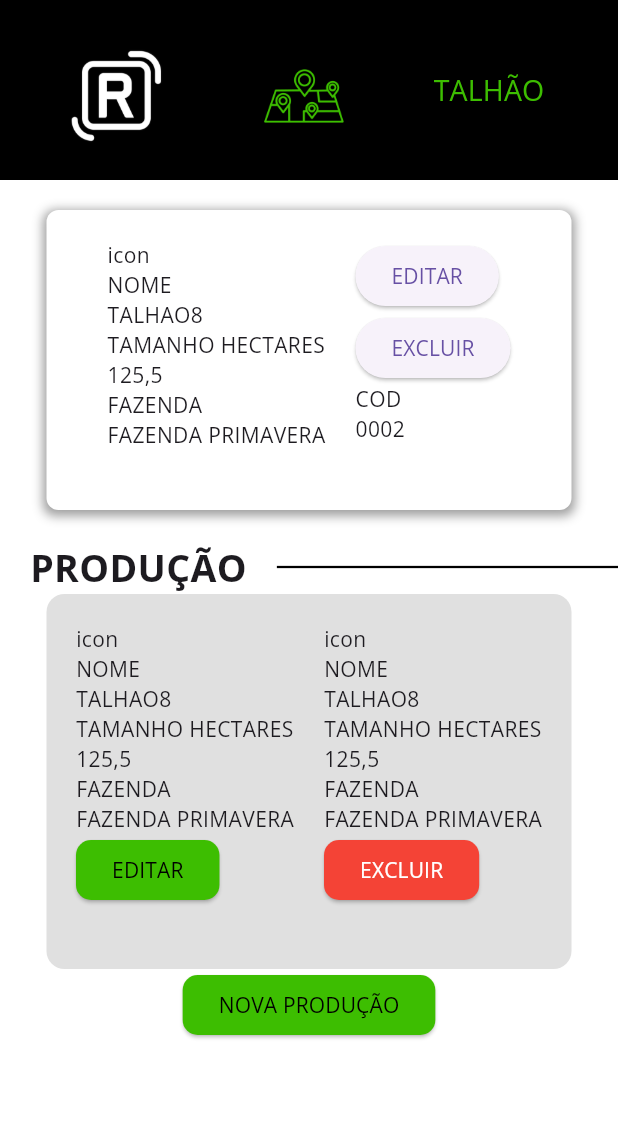
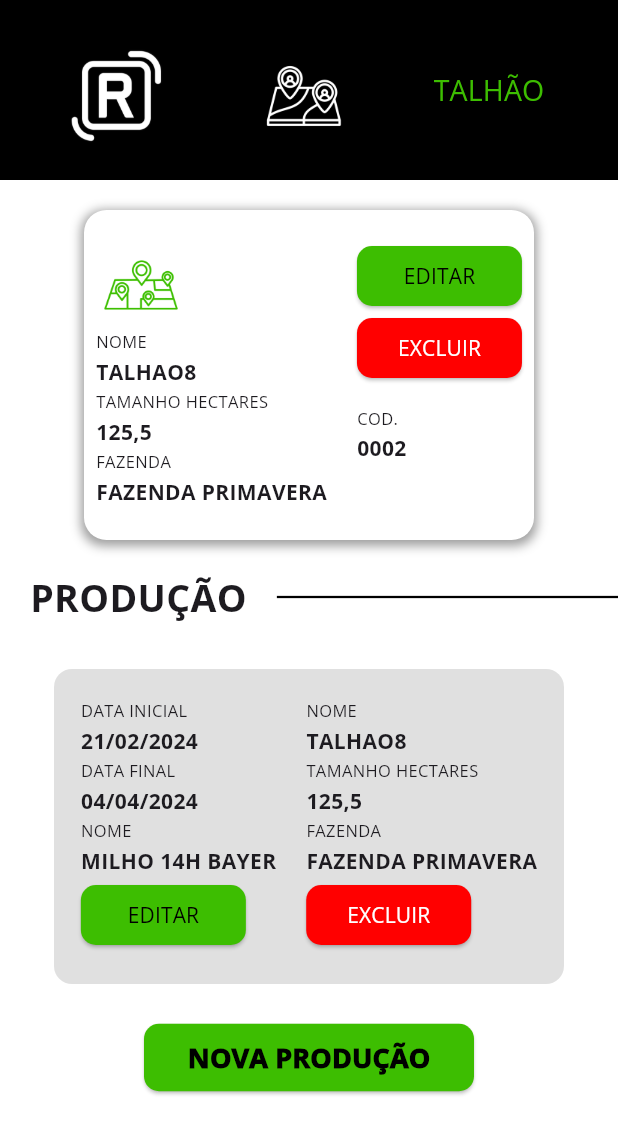
Before and after one commit to juliaevangelista/rurallstrongmobile, a Flutter app: the TalhaoConfigTela screen opened directly, on a phone screen of 412 x 824 dp. Shown: the top 1134 px of the screen. Run offline on Flutter 3.47's test engine with Material 3 defaults, Android fonts, the light colour scheme and no system bars; our stand-ins replace cloud_firestore, firebase_auth, firebase_core, firebase_database, firebase_storage, flutter_datetime_picker_plus and 2 more; accounts and stored records are empty; network calls fail.

Commit message:
organizacao das pastas

```diff
--- a/lib/main.dart
+++ b/lib/main.dart
@@ -3,7 +3,7 @@ import 'package:firebase_auth/firebase_auth.dart';
 import 'package:firebase_core/firebase_core.dart';
 import 'package:flutter/material.dart';
 import 'package:rurallstrong/telas/inicio_tela.dart';
-import 'package:rurallstrong/telas/login_tela.dart';
+import 'package:rurallstrong/telas/login/login_tela.dart';
 import 'package:rurallstrong/firebase_options.dart';
 
 void main() async {
--- a/lib/telas/armadilhas_tela.dart
+++ b/lib/telas/armadilhas/armadilhas_tela.dart
@@ -1,5 +1,5 @@
 import 'package:flutter/material.dart';
-import 'package:rurallstrong/telas/form_armadilha_tela.dart';
+import 'package:rurallstrong/telas/armadilhas/form_armadilha_tela.dart';
 import 'package:rurallstrong/telas/telateste.dart';
 import 'package:rurallstrong/controllers/geolocalizacao_controller.dart';
 import 'package:provider/provider.dart';
--- a/lib/telas/configuracao_tela.dart
+++ b/lib/telas/config/configuracao_tela.dart
@@ -1,5 +1,5 @@
 import 'package:flutter/material.dart';
-import 'package:rurallstrong/telas/talhaoconfig_tela.dart';
+import 'package:rurallstrong/telas/config/talhaoconfig_tela.dart';
 import 'package:rurallstrong/telas/telateste.dart';
 
 class ConfiguracaoTela extends StatefulWidget {
--- a/lib/telas/talhaoconfig_tela.dart
+++ b/lib/telas/config/talhaoconfig_tela.dart
@@ -42,7 +42,7 @@ class _TalhaoConfigTelaState extends State<TalhaoConfigTela> {
                   height: 65,
                   margin: EdgeInsets.fromLTRB(20, 15, 20, 7),
                   child: Image.asset(
-                    'assets/icon-talhoes.png',
+                    'assets/icon-app.png',
                     fit: BoxFit.contain,
                   ),
                 ),
@@ -71,12 +71,12 @@ class _TalhaoConfigTelaState extends State<TalhaoConfigTela> {
             height: 20,
           ),
           Container(
-            width: 350,
-            height: 200,
+            width: 300,
+            height: 220,
             padding: EdgeInsets.fromLTRB(0, 20, 0, 20),
             decoration: BoxDecoration(
               color: Colors.white,
-              borderRadius: BorderRadius.circular(8),
+              borderRadius: BorderRadius.circular(15),
               boxShadow: [
                 BoxShadow(
                   color: Colors.grey,
@@ -92,13 +92,26 @@ class _TalhaoConfigTelaState extends State<TalhaoConfigTela> {
                 Column(
                   crossAxisAlignment: CrossAxisAlignment.start,
                   children: [
-                    Text('icon'),
-                    Text('NOME'),
-                    Text('TALHAO8'),
-                    Text('TAMANHO HECTARES'),
-                    Text('125,5'),
-                    Text('FAZENDA'),
-                    Text('FAZENDA PRIMAVERA'),
+                    Container(
+                      height: 60,
+                      width: 60,
+                      child: Image.asset(
+                        'assets/icon-talhoes.png',
+                        fit: BoxFit.contain,
+                      ),
+                    ),
+                    Text('NOME', style: TextStyle(fontSize: 11,),),
+                    SizedBox(height: 2,),
+                    Text('TALHAO8',style: TextStyle(fontWeight: FontWeight.bold,)),
+                    SizedBox(height: 2,),
+                    Text('TAMANHO HECTARES', style: TextStyle(fontSize: 11,),),
+                    SizedBox(height: 2,),
+                    Text('125,5',style: TextStyle(fontWeight: FontWeight.bold,)),
+                    SizedBox(height: 2,),
+                    Text('FAZENDA', style: TextStyle(fontSize: 11,),),
+                    SizedBox(height: 2,),
+                    Text('FAZENDA PRIMAVERA',style: TextStyle(fontWeight: FontWeight.bold,)),
+                    SizedBox(height: 2,),
                   ],
                 ),
                 SizedBox(
@@ -107,10 +120,37 @@ class _TalhaoConfigTelaState extends State<TalhaoConfigTela> {
                 Column(
                   crossAxisAlignment: CrossAxisAlignment.start,
                   children: [
-                    ElevatedButton(onPressed: () {}, child: Text('EDITAR')),
-                    ElevatedButton(onPressed: () {}, child: Text('EXCLUIR')),
-                    Text('COD'),
-                    Text('0002')
+                    ElevatedButton(
+                      onPressed: () {},
+                      child: Text('EDITAR'),
+                      style: ElevatedButton.styleFrom(
+                        foregroundColor: Colors.black, // Cor de fundo do botão
+                        backgroundColor: Color.fromRGBO(61, 190, 1,
+                            1), // Cor do texto do botão quando pressionado
+                        shape: RoundedRectangleBorder(
+                          borderRadius: BorderRadius.circular(
+                              10.0), // Borda arredondada do botão
+                        ),
+                        fixedSize: Size(110, 30),
+                      ),
+                    ),
+                    ElevatedButton(
+                      onPressed: () {},
+                      child: Text('EXCLUIR'),
+                      style: ElevatedButton.styleFrom(
+                        foregroundColor: Colors.white, // Cor de fundo do botão
+                        backgroundColor: Color.fromRGBO(255, 0, 0, 1), // Cor do texto do botão quando pressionado
+                        shape: RoundedRectangleBorder(
+                          borderRadius: BorderRadius.circular(
+                              10.0), // Borda arredondada do botão
+                        ),
+                        fixedSize: Size(110, 30),
+                      ),
+                    ),
+                    SizedBox(height: 15,),
+                    Text('COD.', style: TextStyle(fontSize: 11,),),
+                    SizedBox(height: 2,),
+                    Text('0002', style: TextStyle(fontWeight: FontWeight.bold,))
                   ],
                 ),
               ],
@@ -136,14 +176,14 @@ class _TalhaoConfigTelaState extends State<TalhaoConfigTela> {
                   thickness: 1.5,
                 ),
               ),
-              SizedBox(
-                height: 10,
-              )
             ],
           )),
+          SizedBox(
+            height: 30,
+          ),
           Container(
-            width: 350,
-            height: 250,
+            width: 340,
+            height: 210,
             padding: EdgeInsets.fromLTRB(0, 20, 0, 20),
             decoration: BoxDecoration(
               color: Colors.grey[300],
@@ -155,13 +195,18 @@ class _TalhaoConfigTelaState extends State<TalhaoConfigTela> {
                 Column(
                   crossAxisAlignment: CrossAxisAlignment.start,
                   children: [
-                    Text('icon'),
-                    Text('NOME'),
-                    Text('TALHAO8'),
-                    Text('TAMANHO HECTARES'),
-                    Text('125,5'),
-                    Text('FAZENDA'),
-                    Text('FAZENDA PRIMAVERA'),
+                    Text('DATA INICIAL', style: TextStyle(fontSize: 11,),),
+                    SizedBox(height: 2,),
+                    Text('21/02/2024',style: TextStyle(fontWeight: FontWeight.bold,)),
+                    SizedBox(height: 2,),
+                    Text('DATA FINAL', style: TextStyle(fontSize: 11,),),
+                    SizedBox(height: 2,),
+                    Text('04/04/2024',style: TextStyle(fontWeight: FontWeight.bold,)),
+                    SizedBox(height: 2,),
+                    Text('NOME', style: TextStyle(fontSize: 11,),),
+                    SizedBox(height: 2,),
+                    Text('MILHO 14H BAYER',style: TextStyle(fontWeight: FontWeight.bold,)),
+                    SizedBox(height: 2,),
                     ElevatedButton(
                       onPressed: () {},
                       child: Text('EDITAR'),
@@ -173,6 +218,7 @@ class _TalhaoConfigTelaState extends State<TalhaoConfigTela> {
                           borderRadius: BorderRadius.circular(
                               10.0), // Borda arredondada do botão
                         ),
+                        fixedSize: Size(110, 30),
                       ),
                     ),
                   ],
@@ -183,23 +229,29 @@ class _TalhaoConfigTelaState extends State<TalhaoConfigTela> {
                 Column(
                   crossAxisAlignment: CrossAxisAlignment.start,
                   children: [
-                    Text('icon'),
-                    Text('NOME'),
-                    Text('TALHAO8'),
-                    Text('TAMANHO HECTARES'),
-                    Text('125,5'),
-                    Text('FAZENDA'),
-                    Text('FAZENDA PRIMAVERA'),
+                    Text('NOME', style: TextStyle(fontSize: 11,),),
+                    SizedBox(height: 2,),
+                    Text('TALHAO8',style: TextStyle(fontWeight: FontWeight.bold,)),
+                    SizedBox(height: 2,),
+                    Text('TAMANHO HECTARES', style: TextStyle(fontSize: 11,),),
+                    SizedBox(height: 2,),
+                    Text('125,5',style: TextStyle(fontWeight: FontWeight.bold,)),
+                    SizedBox(height: 2,),
+                    Text('FAZENDA', style: TextStyle(fontSize: 11,),),
+                    SizedBox(height: 2,),
+                    Text('FAZENDA PRIMAVERA',style: TextStyle(fontWeight: FontWeight.bold,)),
+                    SizedBox(height: 2,),
                     ElevatedButton(
                       onPressed: () {},
                       child: Text('EXCLUIR'),
                       style: ElevatedButton.styleFrom(
                         foregroundColor: Colors.white, // Cor de fundo do botão
-                        backgroundColor: Colors.red, // Cor do texto do botão quando pressionado
+                        backgroundColor: Color.fromRGBO(255, 0, 0, 1), // Cor do texto do botão quando pressionado
                         shape: RoundedRectangleBorder(
                           borderRadius: BorderRadius.circular(
                               10.0), // Borda arredondada do botão
                         ),
+                        fixedSize: Size(110, 30),
                       ),
                     ),
                   ],
@@ -207,17 +259,21 @@ class _TalhaoConfigTelaState extends State<TalhaoConfigTela> {
               ],
             ),
           ),
+          SizedBox(
+            height: 25,
+          ),
           ElevatedButton(
             onPressed: () {},
-            child: Text('NOVA PRODUÇÃO'),
+            child: Text('NOVA PRODUÇÃO', style: TextStyle(fontWeight: FontWeight.w900, fontSize: 18),),
             style: ElevatedButton.styleFrom(
-              foregroundColor: Colors.black, // Cor de fundo do botão
+              foregroundColor: Colors.black,
               backgroundColor: Color.fromRGBO(
-                  61, 190, 1, 1), // Cor do texto do botão quando pressionado
+                  61, 190, 1, 1),
               shape: RoundedRectangleBorder(
                 borderRadius:
                     BorderRadius.circular(10.0), // Borda arredondada do botão
               ),
+              fixedSize: Size(220, 45),
             ),
           ),
         ],
--- a/lib/telas/monitoramento_tela.dart
+++ b/lib/telas/monitoramento/monitoramento_tela.dart
@@ -1,7 +1,7 @@
 import 'package:flutter/material.dart';
-import 'package:rurallstrong/telas/daninhas_tela.dart';
-import 'package:rurallstrong/telas/doencas_tela.dart';
-import 'package:rurallstrong/telas/pragas_tela.dart';
+import 'package:rurallstrong/telas/monitoramento/daninhas_tela.dart';
+import 'package:rurallstrong/telas/monitoramento/doencas_tela.dart';
+import 'package:rurallstrong/telas/monitoramento/pragas_tela.dart';
 //import 'package:rural_strong/telas/telateste.dart';
 
 class MonitoramentoTela extends StatefulWidget {
--- a/lib/telas/producao_tela.dart
+++ b/lib/telas/monitoramento/producao_tela.dart
@@ -1,6 +1,6 @@
 import 'package:flutter/material.dart';
-import 'package:rurallstrong/telas/cadastrarproducao_tela.dart';
-import 'package:rurallstrong/telas/producaoativas_tela.dart';
+import 'package:rurallstrong/telas/monitoramento/cadastrarproducao_tela.dart';
+import 'package:rurallstrong/telas/monitoramento/producaoativas_tela.dart';
 import 'package:rurallstrong/telas/telateste.dart';
 
 class ProducaoTela extends StatefulWidget {
--- a/lib/telas/producaoativas_tela.dart
+++ b/lib/telas/monitoramento/producaoativas_tela.dart
@@ -1,6 +1,6 @@
 import 'package:flutter/material.dart';
 import 'package:firebase_database/firebase_database.dart';
-import 'package:rurallstrong/telas/monitoramento_tela.dart';
+import 'package:rurallstrong/telas/monitoramento/monitoramento_tela.dart';
 import 'package:rurallstrong/telas/telateste.dart';
 
 class ProducaoAtivasTela extends StatefulWidget {
--- a/lib/telas/tarefas_tela.dart
+++ b/lib/telas/tarefas/tarefas_tela.dart
@@ -1,5 +1,5 @@
 import 'package:flutter/material.dart';
-import 'package:rurallstrong/telas/atualizartarefas_tela.dart';
+import 'package:rurallstrong/telas/tarefas/atualizartarefas_tela.dart';
 import 'package:rurallstrong/telas/telateste.dart';
 
 class TarefasTela extends StatefulWidget {
```
Also changed, not shown: lib/telas/inicio_tela.dart (+4 -4 lines), lib/telas/armadilhas/form_armadilha_tela.dart (renamed from lib/telas/form_armadilha_tela.dart), lib/telas/login/login_tela.dart (renamed from lib/telas/login_tela.dart), lib/telas/monitoramento/cadastrarproducao_tela.dart (renamed from lib/telas/cadastrarproducao_tela.dart), lib/telas/monitoramento/daninhas_tela.dart (renamed from lib/telas/daninhas_tela.dart), lib/telas/monitoramento/doencas_tela.dart (renamed from lib/telas/doencas_tela.dart), lib/telas/monitoramento/pragas_tela.dart (renamed from lib/telas/pragas_tela.dart), lib/telas/tarefas/atualizartarefas_tela.dart (renamed from lib/telas/atualizartarefas_tela.dart).
